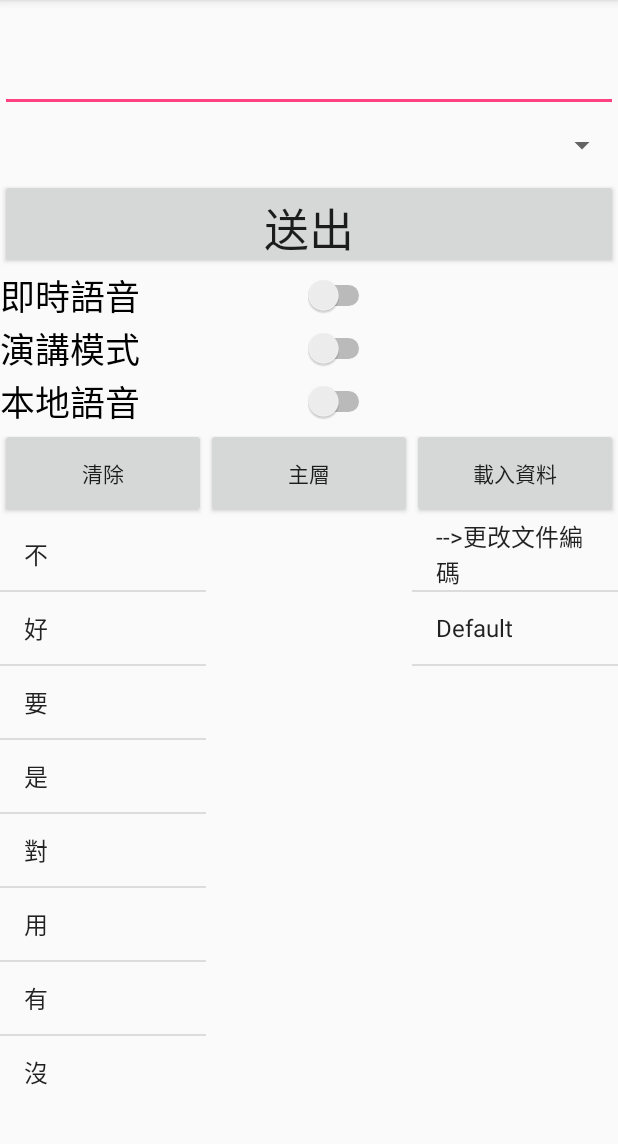
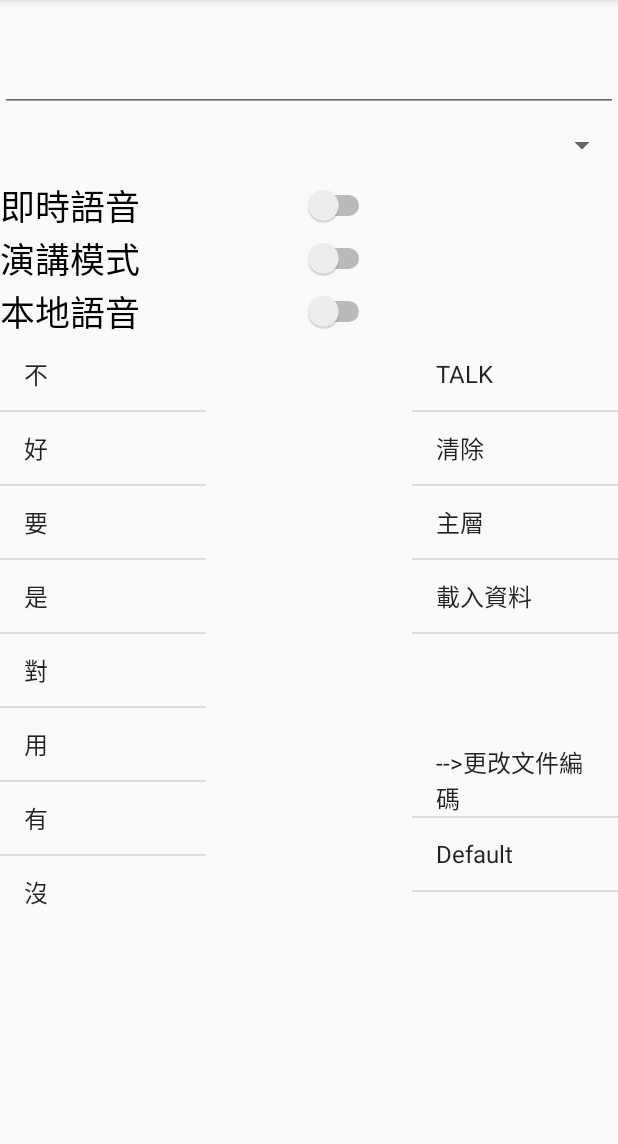
Before and after one commit to msn9110/MyTalker, an Android app: the InputActivity screen opened directly, with no data from a screen before it, after a tap on "主層", on a phone screen of 412 x 824 dp, the part 84-1228 px from its top. Run offline under Robolectric (Android 15) with nearby library versions, the phone set to English and light mode, and no system bars.

Commit message:
sort out code

```diff
--- a/app/src/main/java/com/mytalker/activity/InputActivity.java
+++ b/app/src/main/java/com/mytalker/activity/InputActivity.java
@@ -15,7 +15,6 @@ import android.view.MenuInflater;
 import android.view.View;
 import android.widget.AdapterView;
 import android.widget.ArrayAdapter;
-import android.widget.Button;
 import android.widget.CompoundButton;
 import android.widget.EditText;
 import android.widget.ListAdapter;
@@ -56,12 +55,11 @@ public class InputActivity extends AppCompatActivity implements AdapterView.OnIt
     Connection connection;
 
     Switch sw_immediate, sw_voice, sw_speech; //to control three status of app
-    Button btn_send, btn_lv1, btn_load, btn_clear;
     //localVoice to control whether local Machine is enabled voice, when running in local mode, it is forced to enable
     //when immediate is true, ie can speak the text which you select in main list
     //if  speechMode is true, it will speak the whole file;otherwise, it will load file to main list
     boolean localVoice = true, immediate = false, speechMode = false;
-    ListView dbList, mainList, fileList;
+    ListView dbList, mainList, buttonList, fileList;
     EditText editText;
 
     //for data variable
@@ -102,13 +100,9 @@ public class InputActivity extends AppCompatActivity implements AdapterView.OnIt
         sw_voice = (Switch)findViewById(R.id.sw_voice);
         sw_speech = (Switch)findViewById(R.id.sw_speech);
 
-        btn_send = (Button) findViewById(R.id.btn_send);
-        btn_lv1 = (Button) findViewById(R.id.btn_lv1);
-        btn_clear = (Button) findViewById(R.id.btn_clear);
-        btn_load = (Button) findViewById(R.id.btn_load);
-
         dbList = (ListView) findViewById(R.id.dbList);
         mainList = (ListView) findViewById(R.id.mainList);
+        buttonList = (ListView) findViewById(R.id.buttonList);
         fileList = (ListView) findViewById(R.id.fileList);
 
         editText = (EditText) findViewById(R.id.editText);
@@ -116,11 +110,14 @@ public class InputActivity extends AppCompatActivity implements AdapterView.OnIt
 
         dbList.setOnItemClickListener(this);
         mainList.setOnItemClickListener(this);
+        buttonList.setOnItemClickListener(this);
         fileList.setOnItemClickListener(this);
 
+        ArrayList<String> list = new ArrayList<>();
+        list.addAll(Arrays.asList("TALK", "清除", "主層", "載入資料"));
+        buttonList.setAdapter(new ArrayAdapter<>(this, android.R.layout.simple_list_item_1, list));
+
         if (!con) {
-            String text = "TALK";
-            btn_send.setText(text);
             sw_voice.setChecked(true);
             sw_voice.setEnabled(false);
         }
@@ -144,32 +141,6 @@ public class InputActivity extends AppCompatActivity implements AdapterView.OnIt
             }
         });
 
-        btn_clear.setOnClickListener(new View.OnClickListener() {
-            @Override
-            public void onClick(View v) {
-                clear();
-            }
-        });
-        btn_send.setOnClickListener(new View.OnClickListener() {
-            @Override
-            public void onClick(View v) {
-                talk(editText.getText().toString(),true);
-            }
-        });
-
-        btn_load.setOnClickListener(new View.OnClickListener() {
-            @Override
-            public void onClick(View v) {
-                clear();Update();
-            }
-        });
-        btn_lv1.setOnClickListener(new View.OnClickListener() {
-            @Override
-            public void onClick(View v) {
-                currentID = 0;
-                setCurrentData();
-            }
-        });
         setMainList(new File(appDir,"words.txt"));
         fileList.setAdapter(this.createListAdapter(appDir));
         setSpinner();
@@ -206,11 +177,11 @@ public class InputActivity extends AppCompatActivity implements AdapterView.OnIt
             }
         });//text change event
 
-        btn_send.setEnabled(false);
+        buttonList.setEnabled(false);
         new Thread(new Runnable() {
             @Override
             public void run() {
-                speaker=new Speaker(getApplicationContext());
+                speaker = new Speaker(getApplicationContext());
                 try {
                     Thread.sleep(1250);
                 } catch (InterruptedException e) {
@@ -235,14 +206,14 @@ public class InputActivity extends AppCompatActivity implements AdapterView.OnIt
                 handler.post(new Runnable() {
                     @Override
                     public void run() {
-                        btn_send.setEnabled(false);
+                        buttonList.setEnabled(false);
                     }
                 });
                 learn = new Learn(getApplicationContext(), talkerDBManager);
                 handler.post(new Runnable() {
                     @Override
                     public void run() {
-                        btn_send.setEnabled(true);
+                        buttonList.setEnabled(true);
                     }
                 });
             }
@@ -409,7 +380,7 @@ public class InputActivity extends AppCompatActivity implements AdapterView.OnIt
         spinner.setAdapter(adapter);
     }
 
-    private void talk(final String message,boolean learning) {
+    private void talk(final String message, boolean learning) {
         //要傳送的字串
         MyFile.log(message);
         if(learning)
@@ -455,6 +426,25 @@ public class InputActivity extends AppCompatActivity implements AdapterView.OnIt
     protected void onDestroy() {
         super.onDestroy();
         speaker.shutdown();
+    }
+
+    private void buttonListOnItemClick(String select){
+        switch (select){
+            case "TALK":
+                talk(editText.getText().toString(), true);
+                break;
+            case "清除":
+                clear();
+                break;
+            case "主層":
+                currentID = 0;
+                setCurrentData();
+                break;
+            case "載入資料":
+                clear();
+                Update();
+                break;
+        }
     }
 
     private void fileListItemOnClick(String select){
@@ -515,6 +505,9 @@ public class InputActivity extends AppCompatActivity implements AdapterView.OnIt
                 currentID = currentData[i].id;
                 setCurrentData();
                 break;
+            case R.id.buttonList:
+                buttonListOnItemClick(select);
+                break;
             case R.id.fileList:
                 fileListItemOnClick(select);
                 break;
--- a/app/src/main/res/layout/activity_client.xml
+++ b/app/src/main/res/layout/activity_client.xml
@@ -14,13 +14,6 @@
         android:layout_width="match_parent"
         android:layout_height="wrap_content">
     </Spinner>
-
-    <Button
-        android:layout_width="match_parent"
-        android:layout_height="60dp"
-        android:textSize="30sp"
-        android:text="送出"
-        android:id="@+id/btn_send"/>
 
     <ScrollView
         android:layout_width="match_parent"
@@ -64,13 +57,6 @@
             android:layout_weight="1"
             android:layout_height="match_parent">
 
-            <Button
-                style="?android:attr/buttonStyleSmall"
-                android:layout_width="match_parent"
-                android:layout_height="60dp"
-                android:text="清除"
-                android:id="@+id/btn_clear"/>
-
             <ListView
                 android:layout_width="match_parent"
                 android:layout_height="match_parent"
@@ -84,13 +70,6 @@
             android:layout_width="match_parent"
             android:layout_weight="1"
             android:layout_height="match_parent">
-
-            <Button
-                style="?android:attr/buttonStyleSmall"
-                android:layout_width="match_parent"
-                android:layout_height="60dp"
-                android:text="主層"
-                android:id="@+id/btn_lv1"/>
 
             <ListView
                 android:layout_width="match_parent"
@@ -107,12 +86,12 @@
             android:layout_weight="1"
             android:layout_height="match_parent">
 
-            <Button
-                style="?android:attr/buttonStyleSmall"
+            <ListView
                 android:layout_width="match_parent"
-                android:layout_height="60dp"
-                android:text="載入資料"
-                android:id="@+id/btn_load"/>
+                android:layout_height="wrap_content"
+                android:id="@+id/buttonList"
+                android:layout_weight="3">
+            </ListView>
 
             <TextView
                 android:layout_width="match_parent"
@@ -125,8 +104,9 @@
 
             <ListView
                 android:layout_width="match_parent"
-                android:layout_height="match_parent"
-                android:id="@+id/fileList">
+                android:layout_height="wrap_content"
+                android:id="@+id/fileList"
+                android:layout_weight="1">
             </ListView>
         </LinearLayout>
     </LinearLayout>
```
Also changed, not shown: 1 other file.
